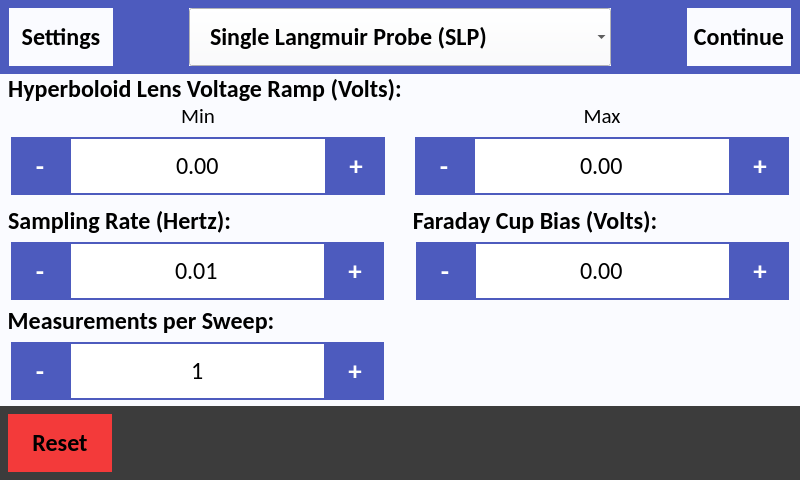
CFigueroa90894/plasmetry, file src/user_interface/graphic_user_interface/experiment_setup.ui: the form before one commit.
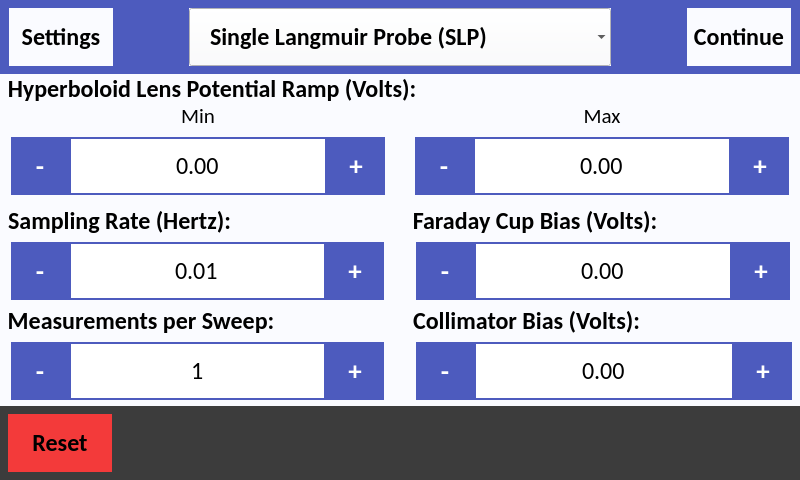
The form after the commit. The open tabs and pages were chosen to show the change.

Commit message: changed labels and aggregated missing from manifest

Patch:
```diff
--- a/src/user_interface/graphic_user_interface/experiment_setup.ui
+++ b/src/user_interface/graphic_user_interface/experiment_setup.ui
@@ -4638,7 +4638,7 @@
            </font>
           </property>
           <property name="title">
-           <string>Hyperboloid Lens Voltage Ramp (Volts):</string>
+           <string>Hyperboloid Lens Potential Ramp (Volts):</string>
           </property>
           <layout class="QHBoxLayout" name="horizontalLayout_22">
            <property name="spacing">
@@ -5440,27 +5440,18 @@
              <property name="frameShadow">
               <enum>QFrame::Raised</enum>
              </property>
-             <layout class="QVBoxLayout" name="verticalLayout_14">
-              <property name="spacing">
-               <number>0</number>
-              </property>
-              <property name="leftMargin">
-               <number>0</number>
-              </property>
-              <property name="topMargin">
-               <number>0</number>
-              </property>
-              <property name="rightMargin">
-               <number>0</number>
-              </property>
-              <property name="bottomMargin">
-               <number>0</number>
-              </property>
-              <item alignment="Qt::AlignTop">
                <widget class="QGroupBox" name="hea_faraday_cup_bias_gb">
+              <property name="geometry">
+               <rect>
+                <x>0</x>
+                <y>0</y>
+                <width>391</width>
+                <height>101</height>
+               </rect>
+              </property>
                 <property name="minimumSize">
                  <size>
-                  <width>0</width>
+                <width>30</width>
                   <height>101</height>
                  </size>
                 </property>
@@ -5498,7 +5489,7 @@
                   <number>0</number>
                  </property>
                  <property name="rightMargin">
-                  <number>10</number>
+                <number>5</number>
                  </property>
                  <property name="bottomMargin">
                   <number>0</number>
@@ -5617,8 +5608,174 @@
                  </item>
                 </layout>
                </widget>
-              </item>
-             </layout>
+             <widget class="QGroupBox" name="hea_faraday_cup_bias_gb_2">
+              <property name="geometry">
+               <rect>
+                <x>0</x>
+                <y>100</y>
+                <width>395</width>
+                <height>101</height>
+               </rect>
+              </property>
+              <property name="minimumSize">
+               <size>
+                <width>0</width>
+                <height>101</height>
+               </size>
+              </property>
+              <property name="maximumSize">
+               <size>
+                <width>16777215</width>
+                <height>101</height>
+               </size>
+              </property>
+              <property name="font">
+               <font>
+                <family>Calibri</family>
+                <pointsize>18</pointsize>
+                <weight>75</weight>
+                <bold>true</bold>
+               </font>
+              </property>
+              <property name="styleSheet">
+               <string notr="true"/>
+              </property>
+              <property name="title">
+               <string>Collimator Bias (Volts):</string>
+              </property>
+              <property name="alignment">
+               <set>Qt::AlignLeading|Qt::AlignLeft|Qt::AlignVCenter</set>
+              </property>
+              <layout class="QHBoxLayout" name="horizontalLayout_25">
+               <property name="spacing">
+                <number>0</number>
+               </property>
+               <property name="leftMargin">
+                <number>10</number>
+               </property>
+               <property name="topMargin">
+                <number>0</number>
+               </property>
+               <property name="rightMargin">
+                <number>7</number>
+               </property>
+               <property name="bottomMargin">
+                <number>0</number>
+               </property>
+               <item>
+                <widget class="QToolButton" name="hea_collimator_bias_minus">
+                 <property name="minimumSize">
+                  <size>
+                   <width>58</width>
+                   <height>58</height>
+                  </size>
+                 </property>
+                 <property name="maximumSize">
+                  <size>
+                   <width>58</width>
+                   <height>58</height>
+                  </size>
+                 </property>
+                 <property name="font">
+                  <font>
+                   <pointsize>20</pointsize>
+                   <weight>75</weight>
+                   <bold>true</bold>
+                  </font>
+                 </property>
+                 <property name="text">
+                  <string>-</string>
+                 </property>
+                </widget>
+               </item>
+               <item>
+                <widget class="QDoubleSpinBox" name="hea_collimator_bias_input">
+                 <property name="minimumSize">
+                  <size>
+                   <width>0</width>
+                   <height>58</height>
+                  </size>
+                 </property>
+                 <property name="maximumSize">
+                  <size>
+                   <width>1000</width>
+                   <height>58</height>
+                  </size>
+                 </property>
+                 <property name="font">
+                  <font>
+                   <family>Calibri</family>
+                   <pointsize>18</pointsize>
+                  </font>
+                 </property>
+                 <property name="focusPolicy">
+                  <enum>Qt::NoFocus</enum>
+                 </property>
+                 <property name="layoutDirection">
+                  <enum>Qt::LeftToRight</enum>
+                 </property>
+                 <property name="styleSheet">
+                  <string notr="true">QDoubleSpinBox {
+	background-color: #FFFFFF;
+}</string>
+                 </property>
+                 <property name="alignment">
+                  <set>Qt::AlignCenter</set>
+                 </property>
+                 <property name="readOnly">
+                  <bool>true</bool>
+                 </property>
+                 <property name="buttonSymbols">
+                  <enum>QAbstractSpinBox::NoButtons</enum>
+                 </property>
+                 <property name="correctionMode">
+                  <enum>QAbstractSpinBox::CorrectToPreviousValue</enum>
+                 </property>
+                 <property name="showGroupSeparator" stdset="0">
+                  <bool>false</bool>
+                 </property>
+                 <property name="decimals">
+                  <number>2</number>
+                 </property>
+                 <property name="minimum">
+                  <double>-10000.000000000000000</double>
+                 </property>
+                 <property name="maximum">
+                  <double>10000.000000000000000</double>
+                 </property>
+                </widget>
+               </item>
+               <item>
+                <widget class="QToolButton" name="hea_collimator_bias_plus">
+                 <property name="minimumSize">
+                  <size>
+                   <width>58</width>
+                   <height>58</height>
+                  </size>
+                 </property>
+                 <property name="maximumSize">
+                  <size>
+                   <width>16777215</width>
+                   <height>58</height>
+                  </size>
+                 </property>
+                 <property name="font">
+                  <font>
+                   <pointsize>20</pointsize>
+                   <weight>75</weight>
+                   <bold>true</bold>
+                  </font>
+                 </property>
+                 <property name="focusPolicy">
+                  <enum>Qt::NoFocus</enum>
+                 </property>
+                 <property name="text">
+                  <string>+</string>
+                 </property>
+                </widget>
+               </item>
+              </layout>
+             </widget>
             </widget>
            </item>
           </layout>
```
Left out of the diff: 229 changed lines with no effect on the pictures. Lines whose indentation alone changed are shown as unchanged. The commit also changes 7 other files.
